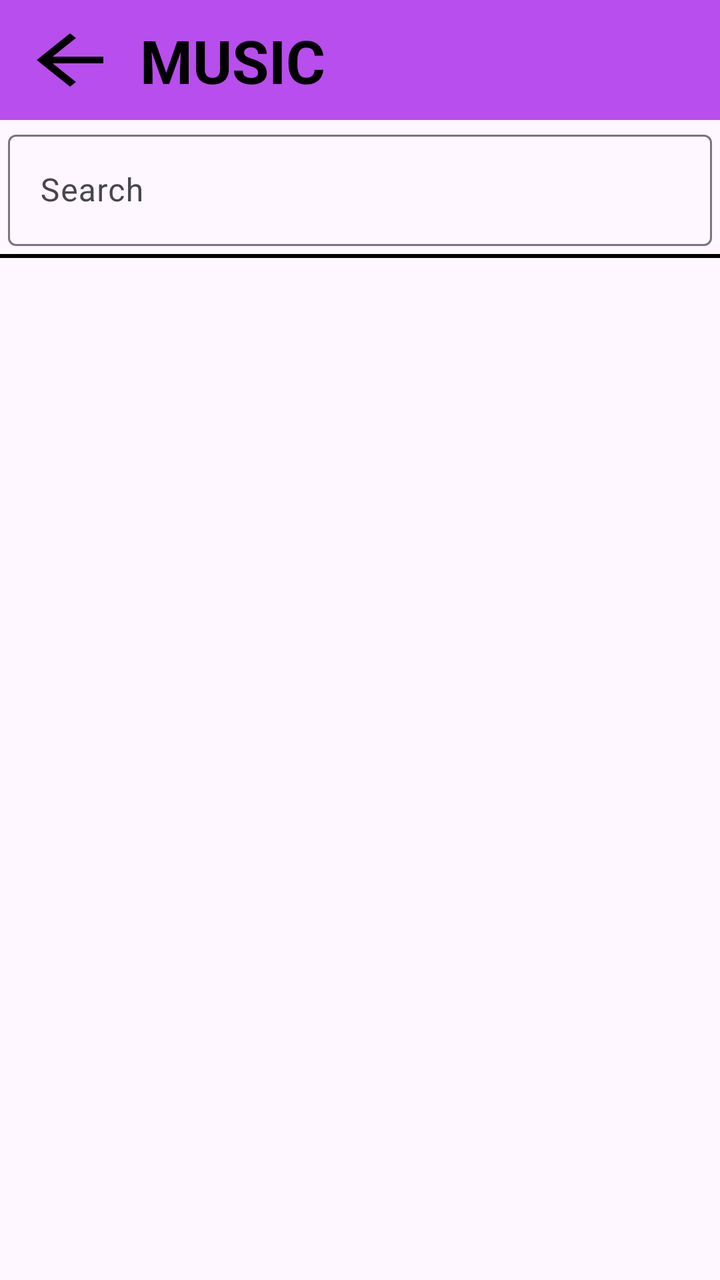
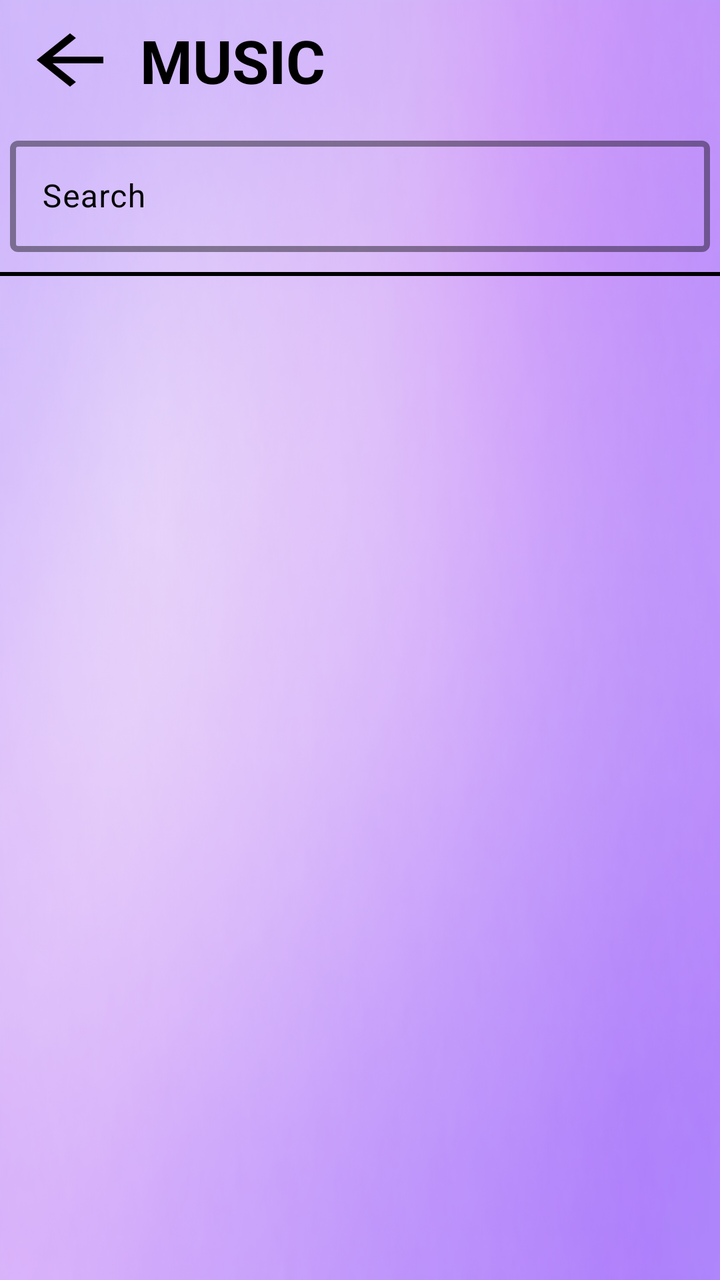

Compare the two renders of this Android layout. The source of the first and the diff that turns it into the second are given below.
<!-- AndroidManifest.xml: application theme Theme.Music -->
<!-- res/layout/activity_main.xml -->
<?xml version="1.0" encoding="utf-8"?>
<LinearLayout xmlns:android="http://schemas.android.com/apk/res/android"
    xmlns:app="http://schemas.android.com/apk/res-auto"
    xmlns:tools="http://schemas.android.com/tools"
    android:id="@+id/main"
    android:layout_width="match_parent"
    android:layout_height="match_parent"
    android:orientation="vertical"

    android:fitsSystemWindows="true"

    tools:context=".MainActivity">

    <LinearLayout
        android:layout_width="match_parent"
        android:layout_height="60dp"
        android:orientation="horizontal"
        android:background="#B84EED">

        <ImageView
            android:layout_width="50dp"
            android:layout_height="40dp"
            android:background="@drawable/outline_arrow_back_24"
            android:layout_margin="10dp"
            android:id="@+id/exitbtn">

        </ImageView>
<TextView
    android:layout_width="wrap_content"
    android:layout_height="wrap_content"
    android:text="MUSIC"
    android:layout_marginTop="10dp"
    android:textStyle="bold"
    android:textColor="@color/black"
    android:textSize="30dp">

</TextView>
    </LinearLayout>

    <com.google.android.material.textfield.TextInputLayout
        android:layout_width="match_parent"
        android:gravity="center"
        android:layout_margin="2dp"
        android:layout_gravity="center"
        app:errorTextColor="@color/black"

        android:layout_height="wrap_content">

        <com.google.android.material.textfield.TextInputEditText
            android:layout_width="match_parent"
            android:layout_height="wrap_content"
            android:id="@+id/search"
            android:focusable="true"
            android:textColor="@color/black"
            android:focusableInTouchMode="true"
            android:layout_margin="2dp"
            android:layout_gravity="center"

            android:hint="Search" />
    </com.google.android.material.textfield.TextInputLayout>
    <View
        android:layout_width="match_parent"
        android:layout_height="2dp"
        android:background="@color/black">

    </View>
    <androidx.recyclerview.widget.RecyclerView
        android:layout_width="match_parent"
        android:id="@+id/recycler"
        android:layout_height="0dp"
        android:layout_margin="2dp"

        android:layout_weight="1"
        tools:layout_editor_absoluteX="1dp"
        tools:layout_editor_absoluteY="1dp" />




</LinearLayout>
<!-- resources referenced by this layout -->
<resources>
  <color name="black">#FF000000</color>
  <!-- drawable outline_arrow_back_24 (drawable) -->
  <vector xmlns:android="http://schemas.android.com/apk/res/android" android:autoMirrored="true" android:height="24dp" android:tint="#000000" android:viewportHeight="960" android:viewportWidth="960" android:width="24dp">
        
      <path android:fillColor="@android:color/white" android:pathData="M313,520L537,744L480,800L160,480L480,160L537,216L313,440L800,440L800,520L313,520Z"/>
      
  </vector>
  <style name="Theme.Music" parent="Base.Theme.Music" />
  <style name="Base.Theme.Music" parent="Theme.Material3.DayNight.NoActionBar">
          
          
      </style>
</resources>

<!-- the commit's change to res/layout/activity_main.xml (unified diff, before → after) -->
@@ -5,6 +5,7 @@
     android:id="@+id/main"
     android:layout_width="match_parent"
     android:layout_height="match_parent"
+    android:background="@drawable/png3"
     android:orientation="vertical"
 
     android:fitsSystemWindows="true"
@@ -15,7 +16,7 @@
         android:layout_width="match_parent"
         android:layout_height="60dp"
         android:orientation="horizontal"
-        android:background="#B84EED">
+        >
 
         <ImageView
             android:layout_width="50dp"
@@ -38,25 +39,32 @@
     </LinearLayout>
 
     <com.google.android.material.textfield.TextInputLayout
-        android:layout_width="match_parent"
+        android:layout_width="350dp"
         android:gravity="center"
-        android:layout_margin="2dp"
+        android:layout_margin="5dp"
         android:layout_gravity="center"
-        app:errorTextColor="@color/black"
+         app:boxBackgroundMode="outline"
+        app:boxStrokeColor="@color/black"
+        app:boxStrokeWidth="3dp"
+        android:layout_height="wrap_content"
+        android:textColorHint="@color/black"
 
-        android:layout_height="wrap_content">
+        android:hint="Search">
 
         <com.google.android.material.textfield.TextInputEditText
-            android:layout_width="match_parent"
+            android:layout_width="350dp"
             android:layout_height="wrap_content"
             android:id="@+id/search"
             android:focusable="true"
+
             android:textColor="@color/black"
+            android:layout_margin="5dp"
+
             android:focusableInTouchMode="true"
-            android:layout_margin="2dp"
+            android:textColorHint="@color/black"
             android:layout_gravity="center"
 
-            android:hint="Search" />
+             />
     </com.google.android.material.textfield.TextInputLayout>
     <View
         android:layout_width="match_parent"
@@ -69,6 +77,8 @@
         android:id="@+id/recycler"
         android:layout_height="0dp"
         android:layout_margin="2dp"
+         android:padding="10dp"
+        android:clipToPadding="false"
 
         android:layout_weight="1"
         tools:layout_editor_absoluteX="1dp"
<!-- resource entries referenced after the edit -->
@@ -7,6 +7,7 @@
       <path android:fillColor="@android:color/white" android:pathData="M313,520L537,744L480,800L160,480L480,160L537,216L313,440L800,440L800,520L313,520Z"/>
       
   </vector>
+  <!-- drawable png3: png bitmap (drawable, 793545 bytes) -->
   <style name="Theme.Music" parent="Base.Theme.Music" />
   <style name="Base.Theme.Music" parent="Theme.Material3.DayNight.NoActionBar">
           
